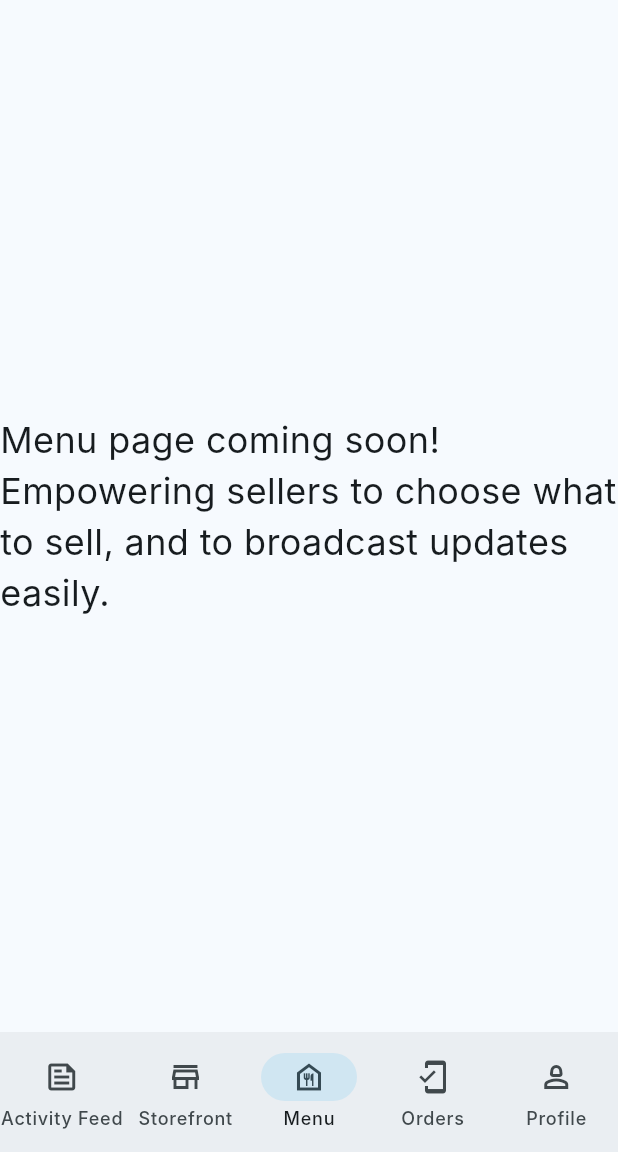
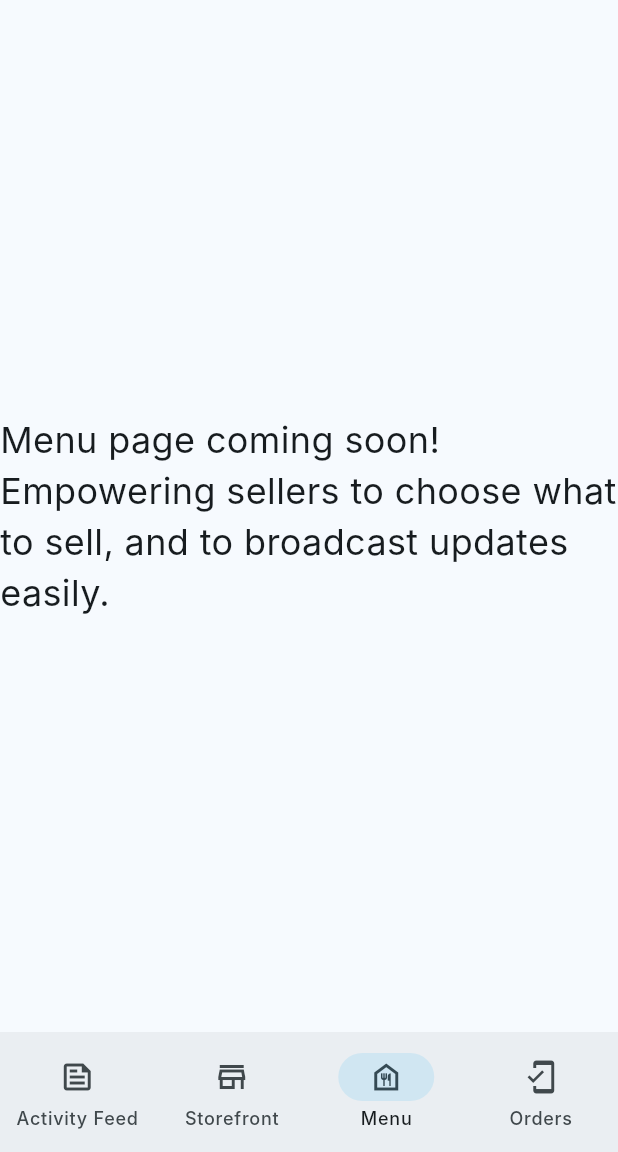
Before and after one commit to anthonynmh/homebased_project, a Flutter app: the screen it shows once a user with an empty profile is signed in, item 3 of the bottom bar chosen, on a phone screen of 412 x 824 dp, the part 84-1236 px from its top. Run offline on Flutter 3.47's test engine with Material 3 defaults, Android fonts, the phone set to English and light mode, and no system bars; our stand-ins replace flutter_dotenv, flutter_map, flutter_svg, geolocator, image_picker, latlong2 and 2 more; accounts and stored records are empty; network calls fail; Roboto replaces fonts that are missing (Inter).

Commit message:
Remove profile as a navbar tab

```diff
--- a/lib/data/notifiers.dart
+++ b/lib/data/notifiers.dart
@@ -1,15 +1,8 @@
 import 'package:flutter/material.dart';
 
-ValueNotifier<int> selectedPageNotifier = ValueNotifier(4);
+ValueNotifier<int> selectedPageNotifier = ValueNotifier(0);
 ValueNotifier<String> userMode = ValueNotifier("seller");
 
 void setUserMode(String mode) {
   userMode.value = mode;
-
-  // stay on profile page index
-  if (mode == "user") {
-    selectedPageNotifier.value = 2;
-  } else {
-    selectedPageNotifier.value = 4;
-  }
 }
--- a/lib/widgets/seller_navbar_widget.dart
+++ b/lib/widgets/seller_navbar_widget.dart
@@ -5,14 +5,12 @@ import 'package:homebased_project/mvp2/views/activity_feed/activity_feed_page.da
 import 'package:homebased_project/mvp2/views/storefront/storefront_page.dart';
 import 'package:homebased_project/mvp2/views/menu/menu_page.dart';
 import 'package:homebased_project/mvp2/views/orders/orders_page.dart';
-import 'package:homebased_project/mvp2/views/profile/profile_page.dart';
 
 List<Widget> sellerPages = [
   ActivityFeedPage(),
   StorefrontPage(),
   MenuPage(),
   OrdersPage(),
-  ProfilePage(),
 ];
 
 class SellerNavbarWidget extends StatelessWidget {
@@ -41,10 +39,6 @@ class SellerNavbarWidget extends StatelessWidget {
               icon: const Icon(Icons.mobile_friendly_outlined),
               label: 'Orders',
             ),
-            NavigationDestination(
-              icon: const Icon(Icons.person_2_outlined),
-              label: 'Profile',
-            ),
           ],
           onDestinationSelected: (int index) {
             selectedPageNotifier.value = index;
--- a/lib/widgets/user_navbar_widget.dart
+++ b/lib/widgets/user_navbar_widget.dart
@@ -1,9 +1,8 @@
 import 'package:flutter/material.dart';
 
 import 'package:homebased_project/data/notifiers.dart';
-import 'package:homebased_project/mvp2/views/profile/profile_page.dart';
 
-List<Widget> defaultUserPages = [Placeholder(), Placeholder(), ProfilePage()];
+List<Widget> defaultUserPages = [Placeholder(), Placeholder()];
 
 class DefaultUserNavbarWidget extends StatelessWidget {
   const DefaultUserNavbarWidget({super.key});
@@ -23,10 +22,6 @@ class DefaultUserNavbarWidget extends StatelessWidget {
               icon: Icon(Icons.search_outlined),
               label: 'Search',
             ),
-            NavigationDestination(
-              icon: Icon(Icons.person_2_outlined),
-              label: 'Profile',
-            ),
           ],
           onDestinationSelected: (int index) {
             selectedPageNotifier.value = index;
```
